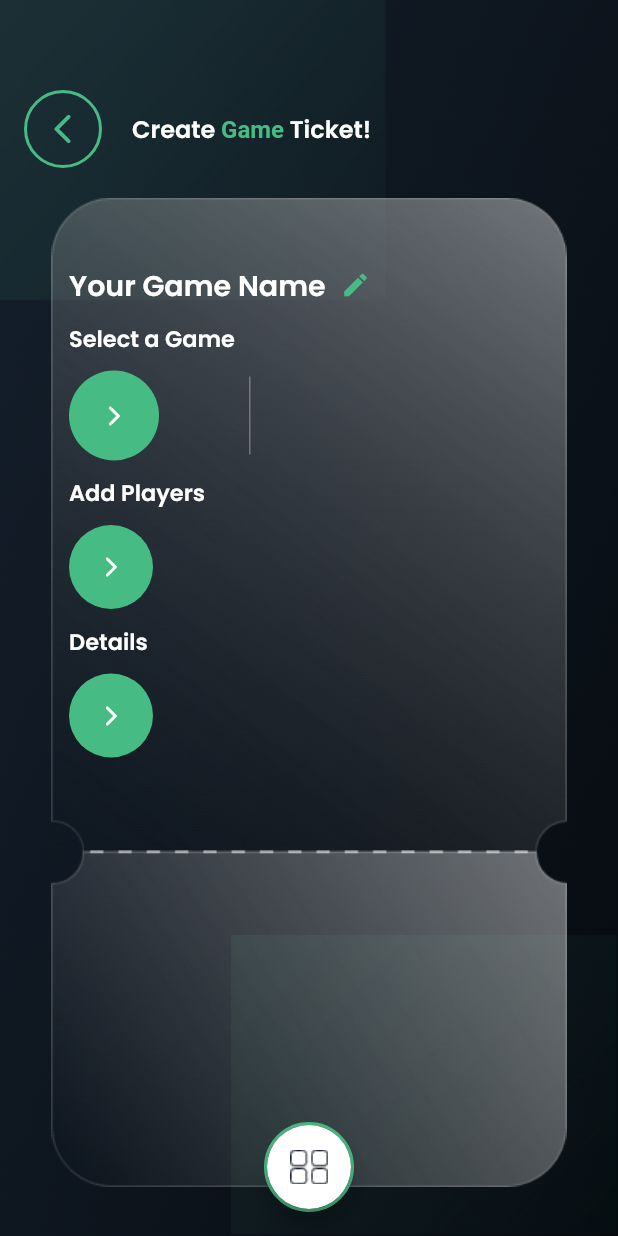
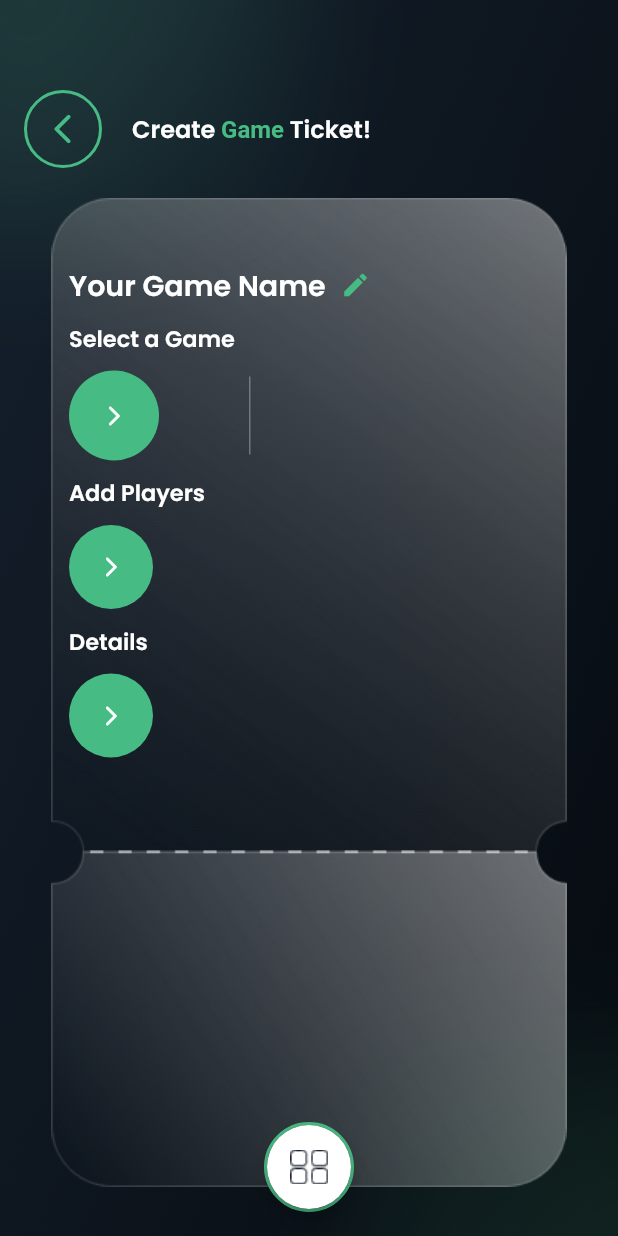
Before and after one commit to asheersaeed720/game_ticket, a Flutter app: the screen it shows after launch, on a phone screen of 412 x 824 dp. Run offline on Flutter 3.47's test engine with Material 2 defaults, Android fonts, the phone set to English and light mode, and no system bars; our stand-ins replace cached_network_image, connectivity_plus, dotted_border, fluttertoast, get, get_storage; missing offline and left inert: async_button_builder.

Commit message:
bg img changed

```diff
--- a/lib/src/main/main_screen.dart
+++ b/lib/src/main/main_screen.dart
@@ -26,23 +26,6 @@ class MainScreen extends StatelessWidget {
                 image: AssetImage("assets/images/background.png"),
                 fit: BoxFit.cover,
               ),
-            ),
-          ),
-          Positioned(
-            top: 0.0,
-            child: Image.asset(
-              'assets/images/green_transparent.png',
-              color: Colors.white.withOpacity(0.3),
-              colorBlendMode: BlendMode.modulate,
-            ),
-          ),
-          Positioned(
-            bottom: 0.0,
-            right: 0.0,
-            child: Image.asset(
-              'assets/images/green_transparent.png',
-              color: Colors.white.withOpacity(0.2),
-              colorBlendMode: BlendMode.modulate,
             ),
           ),
           Padding(
```
Also changed, not shown: assets/images/background.png.
